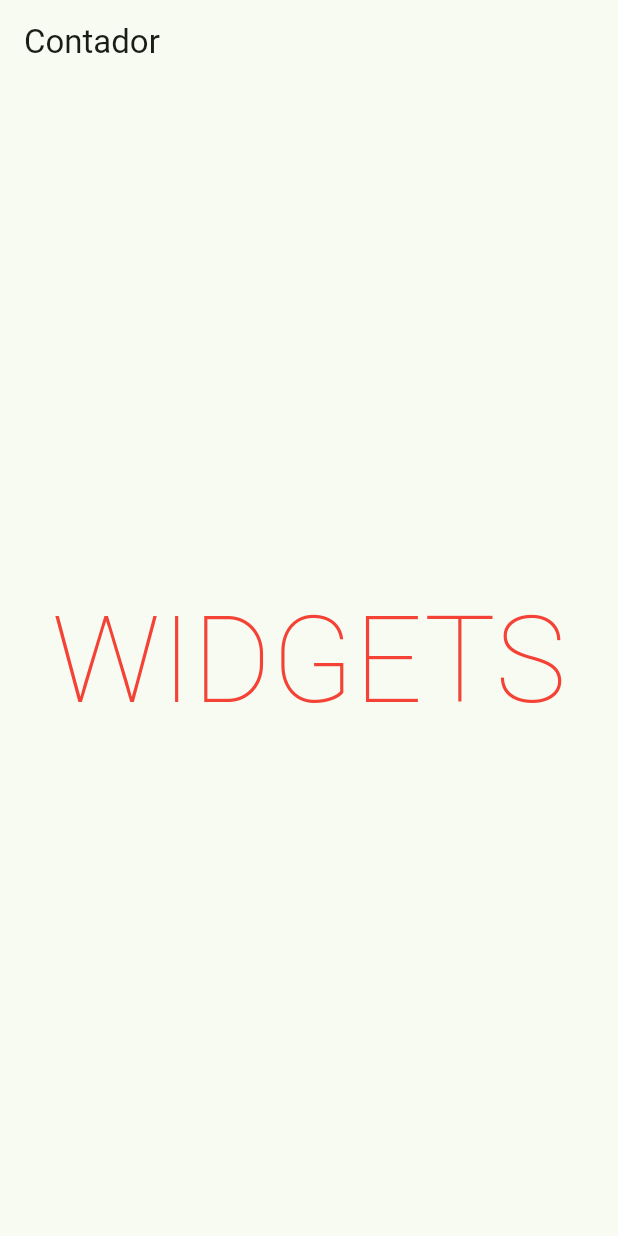
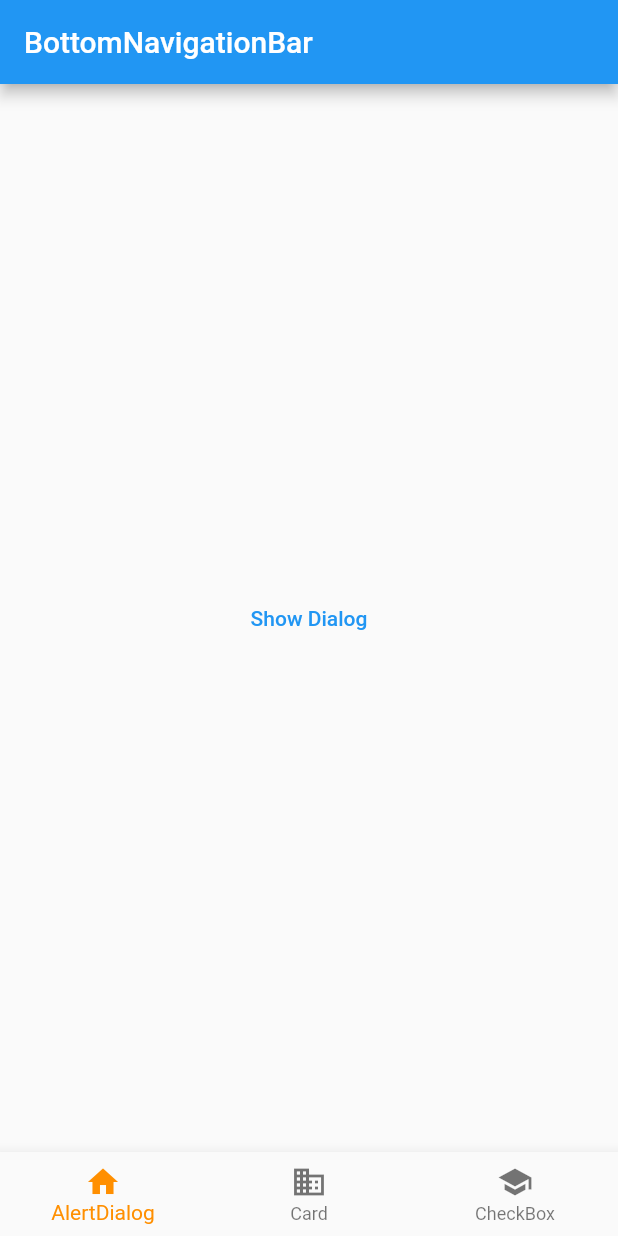
Before and after one commit to zeromk9/widgets, a Flutter app: the screen it shows after launch, on a phone screen of 412 x 824 dp. Run offline on Flutter 3.47's test engine with Material 2 defaults, Android fonts, the phone set to English and light mode, and no system bars.

Commit message:
navBar2Widgets

```diff
--- a/lib/main.dart
+++ b/lib/main.dart
@@ -1,17 +1,17 @@
-import "package:widgets/pages/counter_screen.dart";
-import "package:flutter/material.dart";
+import 'package:flutter/material.dart';
+import 'pages/bottom_nav_bar.dart';
 
-void main() => runApp(const MyApp());
+void main() {
+  runApp(const MainApp());
+}
 
-class MyApp extends StatelessWidget {
-  const MyApp({super.key});
+class MainApp extends StatelessWidget {
+  const MainApp({super.key});
 
   @override
   Widget build(BuildContext context) {
-    return MaterialApp(
-      title: 'Widgets',
-      theme: ThemeData(useMaterial3: true, colorSchemeSeed: Colors.green),
-      home: const CounterScreen(),
+    return const MaterialApp(
+      home: BottomNavBar(),
     );
   }
 }
--- /dev/null
+++ b/lib/pages/alert_dialog.dart
@@ -0,0 +1,31 @@
+import 'package:flutter/material.dart';
+
+void main() => runApp(const AlertDialog());
+
+class AlertDialogW extends StatelessWidget {
+  const AlertDialogW({super.key});
+
+  @override
+  Widget build(BuildContext context) {
+    return TextButton(
+      onPressed: () => showDialog<String>(
+        context: context,
+        builder: (BuildContext context) => AlertDialog(
+          title: const Text('AlertDialog Title'),
+          content: const Text('AlertDialog description'),
+          actions: <Widget>[
+            TextButton(
+              onPressed: () => Navigator.pop(context, 'Cancel'),
+              child: const Text('Cancel'),
+            ),
+            TextButton(
+              onPressed: () => Navigator.pop(context, 'OK'),
+              child: const Text('OK'),
+            ),
+          ],
+        ),
+      ),
+      child: const Text('Show Dialog'),
+    );
+  }
+}
--- /dev/null
+++ b/lib/pages/bottom_nav_bar.dart
@@ -0,0 +1,70 @@
+import 'package:flutter/material.dart';
+import 'alert_dialog.dart';
+import 'card_w.dart';
+import 'check_Box.dart';
+
+class BottomNavBar extends StatelessWidget {
+  const BottomNavBar({super.key});
+
+  @override
+  Widget build(BuildContext context) {
+    return const MaterialApp(
+      home: BottomNavigationBarExample(),
+    );
+  }
+}
+
+class BottomNavigationBarExample extends StatefulWidget {
+  const BottomNavigationBarExample({super.key});
+
+  @override
+  State<BottomNavigationBarExample> createState() =>
+      _BottomNavigationBarExampleState();
+}
+
+class _BottomNavigationBarExampleState
+    extends State<BottomNavigationBarExample> {
+  int _selectedIndex = 0;
+  static const List<Widget> _widgetOptions = <Widget>[
+    AlertDialogW(),
+    CardW(),
+    CheckboxW(),
+  ];
+
+  void _onItemTapped(int index) {
+    setState(() {
+      _selectedIndex = index;
+    });
+  }
+
+  @override
+  Widget build(BuildContext context) {
+    return Scaffold(
+      appBar: AppBar(
+        title: const Text('BottomNavigationBar'),
+      ),
+      body: Center(
+        child: _widgetOptions.elementAt(_selectedIndex),
+      ),
+      bottomNavigationBar: BottomNavigationBar(
+        items: const <BottomNavigationBarItem>[
+          BottomNavigationBarItem(
+            icon: Icon(Icons.home),
+            label: 'AlertDialog',
+          ),
+          BottomNavigationBarItem(
+            icon: Icon(Icons.business),
+            label: 'Card',
+          ),
+          BottomNavigationBarItem(
+            icon: Icon(Icons.school),
+            label: 'CheckBox',
+          ),
+        ],
+        currentIndex: _selectedIndex,
+        selectedItemColor: Colors.amber[800],
+        onTap: _onItemTapped,
+      ),
+    );
+  }
+}
--- a/lib/pages/counter_screen.dart
+++ /dev/null
@@ -1,43 +0,0 @@
-import 'package:flutter/material.dart';
-
-class CounterScreen extends StatefulWidget {
-  const CounterScreen({super.key});
-
-  @override
-  State<CounterScreen> createState() => _CounterScreenState();
-}
-
-class _CounterScreenState extends State<CounterScreen> {
-  @override
-  Widget build(BuildContext context) {
-    return Scaffold(
-        appBar: AppBar(
-          title: const Text('Contador'),
-        ),
-        body: const Center(
-            child:
-                Column(mainAxisAlignment: MainAxisAlignment.center, children: [
-          Text(
-            'WIDGETS',
-            style: TextStyle(
-                fontSize: 80, fontWeight: FontWeight.w200, color: Colors.red),
-          ),
-        ])));
-  }
-}
-
-class CustomButton extends StatelessWidget {
-  final IconData icono;
-  final VoidCallback? onPressed;
-
-  const CustomButton({super.key, required this.icono, this.onPressed});
-
-  @override
-  Widget build(BuildContext context) {
-    return FloatingActionButton(
-      shape: const StadiumBorder(),
-      onPressed: onPressed,
-      child: Icon(icono),
-    );
-  }
-}
```
Also changed, not shown: lib/pages/card_w.dart (added, +38 -0 lines), lib/pages/check_box.dart (added, +38 -0 lines), listaWidgets.txt (+9 -9 lines), lib/pages/drawer.dart (added), lib/pages/form.dart (added), lib/pages/form_field.dart (added), lib/pages/list_view.dart (added), lib/pages/radio_w.dart (added), lib/pages/show_date_picker.dart (added), lib/pages/single_child_scroll_view.dart (added), 1 other file.
